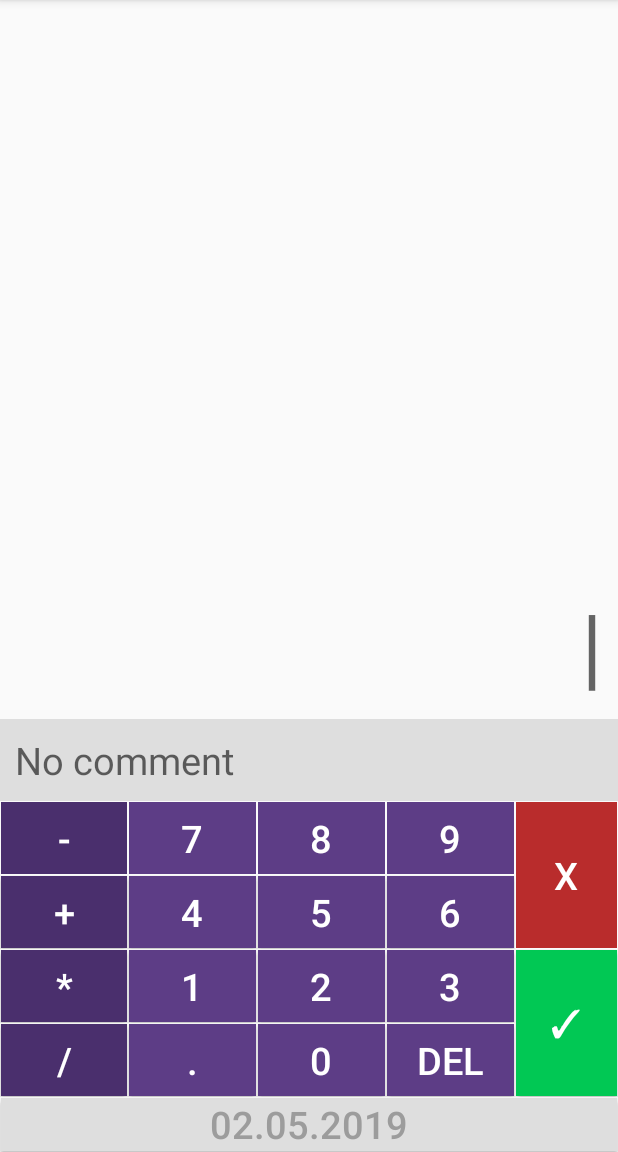
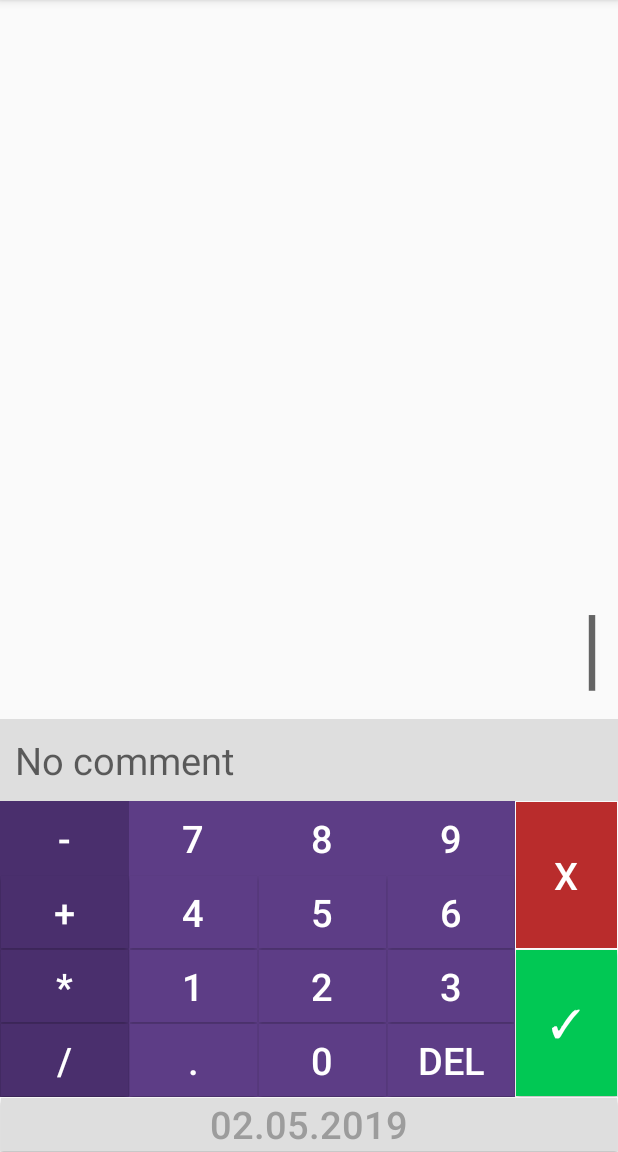
Before and after one commit to Dovbaka/Finance_App, an Android app: the screen it shows after launch (Add_page), after a tap on an icon or button, on a phone screen of 412 x 824 dp, the part 84-1236 px from its top. Run offline under Robolectric (Android 15) with nearby library versions, the phone set to English and light mode, and no system bars.

Commit message:
Design fix

```diff
--- a/app/src/main/java/com/example/finance_app/MainActivity.java
+++ b/app/src/main/java/com/example/finance_app/MainActivity.java
@@ -24,14 +24,7 @@ public class MainActivity extends AppCompatActivity
         Toolbar toolbar = (Toolbar) findViewById(R.id.toolbar);
         setSupportActionBar(toolbar);
 
-        FloatingActionButton fab = (FloatingActionButton) findViewById(R.id.fab);
-        fab.setOnClickListener(new View.OnClickListener() {
-            @Override
-            public void onClick(View view) {
-                Snackbar.make(view, "Replace with your own action", Snackbar.LENGTH_LONG)
-                        .setAction("Action", null).show();
-            }
-        });
+
 
         DrawerLayout drawer = (DrawerLayout) findViewById(R.id.drawer_layout);
         ActionBarDrawerToggle toggle = new ActionBarDrawerToggle(
--- a/app/src/main/res/layout/activity_add_page.xml
+++ b/app/src/main/res/layout/activity_add_page.xml
@@ -53,19 +53,20 @@
                 android:layout_width="0dp"
                 android:layout_height="wrap_content"
                 android:layout_weight="5"
-                android:orientation="vertical">
+                android:orientation="horizontal">
 
                 <LinearLayout
                     android:layout_width="match_parent"
                     android:layout_height="wrap_content"
                     android:layout_weight="1"
-                    android:orientation="horizontal">
+                    android:background="@color/function_color"
+                    android:orientation="vertical">
 
                     <Button
                         android:id="@+id/btn_minus"
                         style="@style/Widget.AppCompat.Button.Borderless"
-                        android:layout_width="0dp"
-                        android:layout_height="match_parent"
+                        android:layout_width="wrap_content"
+                        android:layout_height="0dp"
                         android:layout_margin="@dimen/buttonMargin"
                         android:layout_weight="1"
                         android:background="@color/function_color"
@@ -75,41 +76,38 @@
                         android:textSize="@dimen/textSize" />
 
                     <Button
-                        android:id="@+id/btn_seven"
-                        style="@style/Widget.AppCompat.Button.Borderless"
-                        android:layout_width="0dp"
-                        android:layout_height="match_parent"
+                        android:id="@+id/btn_plus"
+                        android:layout_width="wrap_content"
+                        android:layout_height="0dp"
                         android:layout_margin="@dimen/buttonMargin"
                         android:layout_weight="1"
-                        android:background="@color/number_color"
-                        android:onClick="onClickNumber"
-                        android:text="@string/seven"
+                        android:background="@color/function_color"
+                        android:onClick="onClickOperator"
+                        android:text="@string/plus"
                         android:textColor="@color/white"
                         android:textSize="@dimen/textSize" />
 
                     <Button
-                        android:id="@+id/btn_eight"
-                        style="@style/Widget.AppCompat.Button.Borderless"
-                        android:layout_width="0dp"
-                        android:layout_height="match_parent"
+                        android:id="@+id/btn_multiplication"
+                        android:layout_width="wrap_content"
+                        android:layout_height="0dp"
                         android:layout_margin="@dimen/buttonMargin"
                         android:layout_weight="1"
-                        android:background="@color/number_color"
-                        android:onClick="onClickNumber"
-                        android:text="@string/eight"
+                        android:background="@color/function_color"
+                        android:onClick="onClickOperator"
+                        android:text="@string/multiplication"
                         android:textColor="@color/white"
                         android:textSize="@dimen/textSize" />
 
                     <Button
-                        android:id="@+id/btn_nine"
-                        style="@style/Widget.AppCompat.Button.Borderless"
-                        android:layout_width="0dp"
-                        android:layout_height="match_parent"
+                        android:id="@+id/btnClear"
+                        android:layout_width="wrap_content"
+                        android:layout_height="0dp"
                         android:layout_margin="@dimen/buttonMargin"
                         android:layout_weight="1"
-                        android:background="@color/number_color"
-                        android:onClick="onClickNumber"
-                        android:text="@string/nine"
+                        android:background="@color/function_color"
+                        android:onClick="onClick"
+                        android:text="@string/division"
                         android:textColor="@color/white"
                         android:textSize="@dimen/textSize" />
 
@@ -120,24 +118,26 @@
                     android:layout_width="match_parent"
                     android:layout_height="wrap_content"
                     android:layout_weight="1"
-                    android:orientation="horizontal">
+                    android:background="@color/number_color"
+                    android:orientation="vertical">
 
                     <Button
-                        android:id="@+id/btn_plus"
-                        android:layout_width="0dp"
-                        android:layout_height="match_parent"
+                        android:id="@+id/btn_seven"
+                        style="@style/Widget.AppCompat.Button.Borderless"
+                        android:layout_width="wrap_content"
+                        android:layout_height="0dp"
                         android:layout_margin="@dimen/buttonMargin"
                         android:layout_weight="1"
-                        android:background="@color/function_color"
-                        android:onClick="onClickOperator"
-                        android:text="@string/plus"
+                        android:background="@color/number_color"
+                        android:onClick="onClickNumber"
+                        android:text="@string/seven"
                         android:textColor="@color/white"
                         android:textSize="@dimen/textSize" />
 
                     <Button
                         android:id="@+id/btn_four"
-                        android:layout_width="0dp"
-                        android:layout_height="match_parent"
+                        android:layout_width="wrap_content"
+                        android:layout_height="0dp"
                         android:layout_margin="@dimen/buttonMargin"
                         android:layout_weight="1"
                         android:background="@color/number_color"
@@ -147,26 +147,26 @@
                         android:textSize="@dimen/textSize" />
 
                     <Button
-                        android:id="@+id/btn_five"
-                        android:layout_width="0dp"
-                        android:layout_height="match_parent"
+                        android:id="@+id/btn_one"
+                        android:layout_width="wrap_content"
+                        android:layout_height="0dp"
                         android:layout_margin="@dimen/buttonMargin"
                         android:layout_weight="1"
                         android:background="@color/number_color"
                         android:onClick="onClickNumber"
-                        android:text="@string/five"
+                        android:text="@string/one"
                         android:textColor="@color/white"
                         android:textSize="@dimen/textSize" />
 
                     <Button
-                        android:id="@+id/btn_six"
-                        android:layout_width="0dp"
-                        android:layout_height="match_parent"
+                        android:id="@+id/btn_dot"
+                        android:layout_width="wrap_content"
+                        android:layout_height="0dp"
                         android:layout_margin="@dimen/buttonMargin"
                         android:layout_weight="1"
                         android:background="@color/number_color"
-                        android:onClick="onClickNumber"
-                        android:text="@string/six"
+                        android:onClick="onClickDot"
+                        android:text="@string/dot"
                         android:textColor="@color/white"
                         android:textSize="@dimen/textSize" />
 
@@ -177,36 +177,38 @@
                     android:layout_width="match_parent"
                     android:layout_height="wrap_content"
                     android:layout_weight="1"
-                    android:orientation="horizontal">
+                    android:background="@color/number_color"
+                    android:orientation="vertical">
 
                     <Button
-                        android:id="@+id/btn_multiplication"
-                        android:layout_width="0dp"
-                        android:layout_height="match_parent"
+                        android:id="@+id/btn_eight"
+                        style="@style/Widget.AppCompat.Button.Borderless"
+                        android:layout_width="wrap_content"
+                        android:layout_height="0dp"
                         android:layout_margin="@dimen/buttonMargin"
                         android:layout_weight="1"
-                        android:background="@color/function_color"
-                        android:onClick="onClickOperator"
-                        android:text="@string/multiplication"
+                        android:background="@color/number_color"
+                        android:onClick="onClickNumber"
+                        android:text="@string/eight"
                         android:textColor="@color/white"
                         android:textSize="@dimen/textSize" />
 
                     <Button
-                        android:id="@+id/btn_one"
-                        android:layout_width="0dp"
-                        android:layout_height="match_parent"
+                        android:id="@+id/btn_five"
+                        android:layout_width="wrap_content"
+                        android:layout_height="0dp"
                         android:layout_margin="@dimen/buttonMargin"
                         android:layout_weight="1"
                         android:background="@color/number_color"
                         android:onClick="onClickNumber"
-                        android:text="@string/one"
+                        android:text="@string/five"
                         android:textColor="@color/white"
                         android:textSize="@dimen/textSize" />
 
                     <Button
                         android:id="@+id/btn_two"
-                        android:layout_width="0dp"
-                        android:layout_height="match_parent"
+                        android:layout_width="wrap_content"
+                        android:layout_height="0dp"
                         android:layout_margin="@dimen/buttonMargin"
                         android:layout_weight="1"
                         android:background="@color/number_color"
@@ -216,14 +218,14 @@
                         android:textSize="@dimen/textSize" />
 
                     <Button
-                        android:id="@+id/btn_three"
-                        android:layout_width="0dp"
-                        android:layout_height="match_parent"
+                        android:id="@+id/btn_zero"
+                        android:layout_width="wrap_content"
+                        android:layout_height="0dp"
                         android:layout_margin="@dimen/buttonMargin"
                         android:layout_weight="1"
                         android:background="@color/number_color"
                         android:onClick="onClickNumber"
-                        android:text="@string/three"
+                        android:text="@string/zero"
                         android:textColor="@color/white"
                         android:textSize="@dimen/textSize" />
 
@@ -233,48 +235,50 @@
                     android:layout_width="match_parent"
                     android:layout_height="wrap_content"
                     android:layout_weight="1"
-                    android:orientation="horizontal">
+                    android:background="@color/number_color"
+                    android:orientation="vertical">
 
                     <Button
-                        android:id="@+id/btnClear"
-                        android:layout_width="0dp"
-                        android:layout_height="match_parent"
+                        android:id="@+id/btn_nine"
+                        style="@style/Widget.AppCompat.Button.Borderless"
+                        android:layout_width="wrap_content"
+                        android:layout_height="0dp"
                         android:layout_margin="@dimen/buttonMargin"
                         android:layout_weight="1"
-                        android:background="@color/function_color"
-                        android:onClick="onClick"
-                        android:text="@string/division"
+                        android:background="@color/number_color"
+                        android:onClick="onClickNumber"
+                        android:text="@string/nine"
                         android:textColor="@color/white"
                         android:textSize="@dimen/textSize" />
 
                     <Button
-                        android:id="@+id/btn_dot"
-                        android:layout_width="0dp"
-                        android:layout_height="match_parent"
+                        android:id="@+id/btn_six"
+                        android:layout_width="wrap_content"
+                        android:layout_height="0dp"
                         android:layout_margin="@dimen/buttonMargin"
                         android:layout_weight="1"
                         android:background="@color/number_color"
-                        android:onClick="onClickDot"
-                        android:text="@string/dot"
+                        android:onClick="onClickNumber"
+                        android:text="@string/six"
                         android:textColor="@color/white"
                         android:textSize="@dimen/textSize" />
 
                     <Button
-                        android:id="@+id/btn_zero"
-                        android:layout_width="0dp"
-                        android:layout_height="match_parent"
+                        android:id="@+id/btn_three"
+                        android:layout_width="wrap_content"
+                        android:layout_height="0dp"
                         android:layout_margin="@dimen/buttonMargin"
                         android:layout_weight="1"
                         android:background="@color/number_color"
                         android:onClick="onClickNumber"
-                        android:text="@string/zero"
+                        android:text="@string/three"
                         android:textColor="@color/white"
                         android:textSize="@dimen/textSize" />
 
                     <Button
                         android:id="@+id/btnRemove"
-                        android:layout_width="0dp"
-                        android:layout_height="match_parent"
+                        android:layout_width="wrap_content"
+                        android:layout_height="0dp"
                         android:layout_margin="@dimen/buttonMargin"
                         android:layout_weight="1"
                         android:background="@color/number_color"
--- a/app/src/main/res/layout/app_bar_main.xml
+++ b/app/src/main/res/layout/app_bar_main.xml
@@ -22,12 +22,4 @@
 
     <include layout="@layout/content_main" />
 
-    <android.support.design.widget.FloatingActionButton
-        android:id="@+id/fab"
-        android:layout_width="wrap_content"
-        android:layout_height="wrap_content"
-        android:layout_gravity="bottom|end"
-        android:layout_margin="@dimen/fab_margin"
-        app:srcCompat="@android:drawable/ic_dialog_email" />
-
 </android.support.design.widget.CoordinatorLayout>
--- a/app/src/main/res/layout/content_main.xml
+++ b/app/src/main/res/layout/content_main.xml
@@ -132,9 +132,7 @@
                 android:layout_height="70dp"
                 android:layout_weight="0"
                 android:drawableBottom="@drawable/ic_coffee_cup"
-                android:onClick="onClick"
-                tools:layout_editor_absoluteX="49dp"
-                tools:layout_editor_absoluteY="108dp" />
+                android:onClick="onClick" />
 
             <TextView
                 android:id="@+id/textCafe"
```
